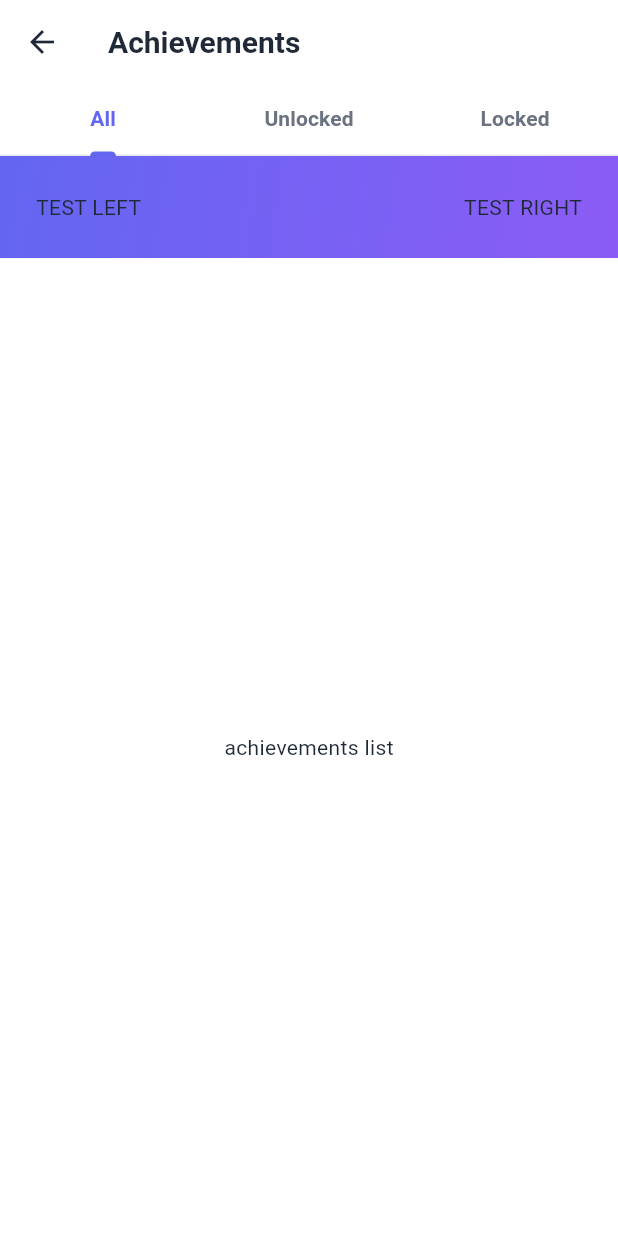
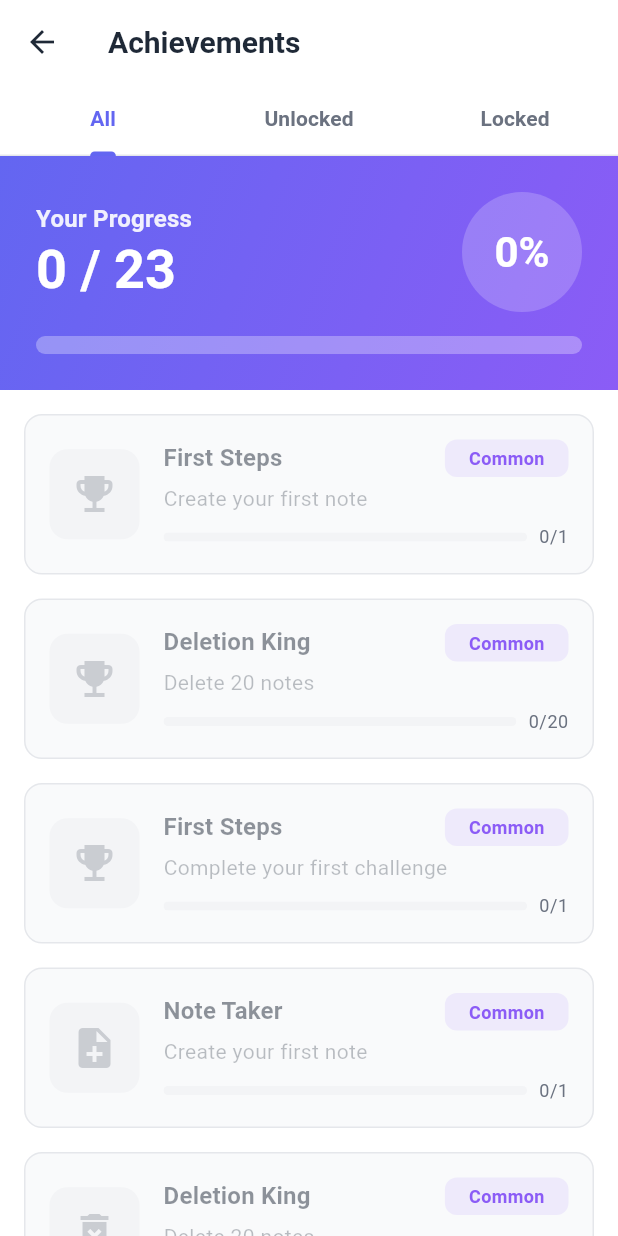
Before and after one commit to mixin27/noteventure, a Flutter app: the screen it shows after launch, after a tap on "Achievements", on a phone screen of 412 x 824 dp. Run offline on Flutter 3.47's test engine with Material 3 defaults, Android fonts, the phone set to English and light mode, and no system bars; our stand-ins replace bloc, dartz, dio, drift, equatable, flutter_bloc and 3 more; accounts and stored records are empty; generated files the repository leaves out were written again; statements that could not run were skipped; project files that could hold a hidden picture were left out.

Commit message:
feat(achievements): achievements ui and fixed xp progress update

```diff
--- a/apps/mobile/lib/app/app.dart
+++ b/apps/mobile/lib/app/app.dart
@@ -27,8 +27,9 @@ class NoteventureApp extends StatelessWidget {
           create: (context) => getIt<ProgressBloc>()..add(LoadUserProgress()),
         ),
         BlocProvider(
-          create: (context) =>
-              getIt<AchievementsBloc>()..add(LoadAchievements()),
+          create: (context) => getIt<AchievementsBloc>()
+            ..add(InitializeAchievementsEvent())
+            ..add(LoadAchievements()),
         ),
         BlocProvider(
           create: (context) => getIt<SettingsBloc>()..add(LoadSettings()),
--- a/packages/features/achievements/lib/src/presentation/bloc/achievements_bloc.dart
+++ b/packages/features/achievements/lib/src/presentation/bloc/achievements_bloc.dart
@@ -132,7 +132,10 @@ class AchievementsBloc extends Bloc<AchievementsEvent, AchievementsState> {
       // Update various challenge-related achievements
       _checkAndUpdateAchievement('first_challenge', 1);
       _checkAndUpdateAchievement('challenge_master', 1);
-      _checkAndUpdateAchievement('speed_demon', 1); // Need to check time
+      _checkAndUpdateAchievement(
+        'speed_demon',
+        1,
+      ); // todo(mixin27): Need to check time within 10sec
     }
   }
 
--- /dev/null
+++ b/packages/features/achievements/lib/src/presentation/widgets/achievement_card.dart
@@ -0,0 +1,194 @@
+import 'package:flutter/material.dart';
+import 'package:ui/ui.dart';
+
+import '../../domain/entities/achievement.dart';
+
+class AchievementCard extends StatelessWidget {
+  final Achievement achievement;
+
+  const AchievementCard({super.key, required this.achievement});
+
+  @override
+  Widget build(BuildContext context) {
+    final theme = Theme.of(context);
+
+    return CustomCard(
+      color: achievement.isUnlocked
+          ? _getRarityColor(achievement.rarity).withValues(alpha: 0.1)
+          : theme.colorScheme.surface,
+      child: Row(
+        children: [
+          // Icon
+          Container(
+            width: 60,
+            height: 60,
+            decoration: BoxDecoration(
+              color: achievement.isUnlocked
+                  ? _getRarityColor(achievement.rarity)
+                  : theme.colorScheme.surfaceContainerHighest,
+              borderRadius: BorderRadius.circular(AppSpacing.radiusMd),
+            ),
+            child: Icon(
+              _getIconData(achievement.iconName),
+              color: achievement.isUnlocked
+                  ? Colors.white
+                  : theme.colorScheme.onSurfaceVariant.withValues(alpha: 0.3),
+              size: AppSpacing.iconLg,
+            ),
+          ),
+          const SizedBox(width: AppSpacing.md),
+          // Content
+          Expanded(
+            child: Column(
+              crossAxisAlignment: CrossAxisAlignment.start,
+              children: [
+                Row(
+                  children: [
+                    Expanded(
+                      child: Text(
+                        achievement.name,
+                        style: theme.textTheme.titleMedium?.copyWith(
+                          fontWeight: FontWeight.bold,
+                          color: achievement.isUnlocked
+                              ? null
+                              : theme.colorScheme.onSurface.withValues(
+                                  alpha: 0.5,
+                                ),
+                        ),
+                      ),
+                    ),
+                    CustomBadge(
+                      text: achievement.rarity.displayName,
+                      variant: _getRarityBadgeVariant(achievement.rarity),
+                    ),
+                  ],
+                ),
+                const SizedBox(height: AppSpacing.xs),
+                Text(
+                  achievement.description,
+                  style: theme.textTheme.bodyMedium?.copyWith(
+                    color: achievement.isUnlocked
+                        ? theme.colorScheme.onSurfaceVariant
+                        : theme.colorScheme.onSurface.withValues(alpha: 0.3),
+                  ),
+                ),
+                const SizedBox(height: AppSpacing.sm),
+                if (!achievement.isUnlocked) ...[
+                  Row(
+                    children: [
+                      Expanded(
+                        child: ClipRRect(
+                          borderRadius: BorderRadius.circular(
+                            AppSpacing.radiusFull,
+                          ),
+                          child: LinearProgressIndicator(
+                            value: achievement.progressPercentage / 100,
+                            minHeight: 6,
+                            backgroundColor:
+                                theme.colorScheme.surfaceContainerHighest,
+                          ),
+                        ),
+                      ),
+                      const SizedBox(width: AppSpacing.sm),
+                      Text(
+                        '${achievement.currentProgress}/${achievement.targetValue}',
+                        style: theme.textTheme.bodySmall?.copyWith(
+                          color: theme.colorScheme.onSurfaceVariant,
+                        ),
+                      ),
+                    ],
+                  ),
+                ] else ...[
+                  Row(
+                    children: [
+                      const Icon(
+                        Icons.check_circle,
+                        size: 16,
+                        color: AppColors.success,
+                      ),
+                      const SizedBox(width: AppSpacing.xs),
+                      Text(
+                        'Unlocked',
+                        style: theme.textTheme.bodySmall?.copyWith(
+                          color: AppColors.success,
+                          fontWeight: FontWeight.bold,
+                        ),
+                      ),
+                      const Spacer(),
+                      Row(
+                        children: [
+                          const Icon(
+                            Icons.stars,
+                            size: 16,
+                            color: AppColors.warning,
+                          ),
+                          const SizedBox(width: AppSpacing.xs),
+                          Text(
+                            '+${achievement.pointReward}',
+                            style: theme.textTheme.bodySmall?.copyWith(
+                              color: AppColors.warning,
+                              fontWeight: FontWeight.bold,
+                            ),
+                          ),
+                        ],
+                      ),
+                    ],
+                  ),
+                ],
+              ],
+            ),
+          ),
+        ],
+      ),
+    );
+  }
+
+  Color _getRarityColor(AchievementRarity rarity) {
+    switch (rarity) {
+      case AchievementRarity.common:
+        return Colors.grey;
+      case AchievementRarity.rare:
+        return AppColors.info;
+      case AchievementRarity.epic:
+        return AppColors.secondary;
+      case AchievementRarity.legendary:
+        return AppColors.warning;
+    }
+  }
+
+  BadgeVariant _getRarityBadgeVariant(AchievementRarity rarity) {
+    switch (rarity) {
+      case AchievementRarity.common:
+        return BadgeVariant.secondary;
+      case AchievementRarity.rare:
+        return BadgeVariant.info;
+      case AchievementRarity.epic:
+        return BadgeVariant.primary;
+      case AchievementRarity.legendary:
+        return BadgeVariant.warning;
+    }
+  }
+
+  IconData _getIconData(String iconName) {
+    switch (iconName) {
+      case 'speed_demon':
+        return Icons.speed;
+      case 'risk_taker':
+        return Icons.casino;
+      case 'note_hoarder':
+        return Icons.inventory;
+      case 'deletion_king':
+        return Icons.delete_forever;
+      case 'first_challenge':
+        return Icons.emoji_events;
+      case 'challenge_master':
+        return Icons.military_tech;
+      case 'first_note':
+        return Icons.note_add;
+      case 'streak_master':
+        return Icons.local_fire_department;
+      default:
+        return Icons.emoji_events;
+    }
+  }
+}
--- a/packages/features/achievements/lib/src/presentation/widgets/achievements_view.dart
+++ b/packages/features/achievements/lib/src/presentation/widgets/achievements_view.dart
@@ -6,6 +6,7 @@ import '../../domain/entities/achievement.dart';
 import '../bloc/achievements_bloc.dart';
 import '../bloc/achievements_event.dart';
 import '../bloc/achievements_state.dart';
+import 'achievement_card.dart';
 
 class AchievementsView extends StatefulWidget {
   const AchievementsView({super.key});
@@ -85,7 +86,8 @@ class _AchievementsViewState extends State<AchievementsView>
   }
 
   Widget _buildProgressHeader(BuildContext context, AchievementsLoaded state) {
-    // final theme = Theme.of(context);
+    final theme = Theme.of(context);
+
     return Container(
       padding: const EdgeInsets.all(AppSpacing.lg),
       decoration: BoxDecoration(
@@ -102,13 +104,50 @@ class _AchievementsViewState extends State<AchievementsView>
             children: [
               Column(
                 crossAxisAlignment: CrossAxisAlignment.start,
-                children: [Text("TEST LEFT")],
+                children: [
+                  Text(
+                    'Your Progress',
+                    style: theme.textTheme.titleMedium?.copyWith(
+                      color: Colors.white.withValues(alpha: 0.9),
+                    ),
+                  ),
+                  Text(
+                    '${state.unlockedCount} / ${state.totalAchievements}',
+                    style: theme.textTheme.displaySmall?.copyWith(
+                      color: Colors.white,
+                      fontWeight: FontWeight.bold,
+                    ),
+                  ),
+                ],
               ),
-              Column(
-                crossAxisAlignment: CrossAxisAlignment.start,
-                children: [Text("TEST RIGHT")],
+              Container(
+                width: 80,
+                height: 80,
+                decoration: BoxDecoration(
+                  shape: BoxShape.circle,
+                  color: Colors.white.withValues(alpha: 0.2),
+                ),
+                child: Center(
+                  child: Text(
+                    '${state.completionPercentage.toInt()}%',
+                    style: theme.textTheme.headlineMedium?.copyWith(
+                      color: Colors.white,
+                      fontWeight: FontWeight.bold,
+                    ),
+                  ),
+                ),
               ),
             ],
+          ),
+          const SizedBox(height: AppSpacing.md),
+          ClipRRect(
+            borderRadius: BorderRadius.circular(AppSpacing.radiusFull),
+            child: LinearProgressIndicator(
+              value: state.completionPercentage / 100,
+              minHeight: 12,
+              backgroundColor: Colors.white.withValues(alpha: 0.3),
+              valueColor: const AlwaysStoppedAnimation(Colors.white),
+            ),
           ),
         ],
       ),
@@ -116,6 +155,25 @@ class _AchievementsViewState extends State<AchievementsView>
   }
 
   Widget _buildAchievementsList(List<Achievement> achievements) {
-    return Center(child: Text("achievements list"));
+    if (achievements.isEmpty) {
+      return const Center(
+        child: EmptyState(
+          icon: Icons.emoji_events,
+          title: 'No achievements here',
+          message: 'Keep playing to unlock achievements!',
+        ),
+      );
+    }
+
+    return ListView.builder(
+      padding: const EdgeInsets.all(AppSpacing.md),
+      itemCount: achievements.length,
+      itemBuilder: (context, index) {
+        return Padding(
+          padding: const EdgeInsets.only(bottom: AppSpacing.md),
+          child: AchievementCard(achievement: achievements[index]),
+        );
+      },
+    );
   }
 }
--- a/packages/features/challenges/lib/src/presentation/bloc/challenge_bloc.dart
+++ b/packages/features/challenges/lib/src/presentation/bloc/challenge_bloc.dart
@@ -1,5 +1,4 @@
 import 'dart:async';
-import 'dart:developer';
 
 import 'package:bloc/bloc.dart';
 import 'package:core/core.dart';
@@ -34,7 +33,6 @@ class ChallengeBloc extends Bloc<ChallengeEvent, ChallengeState> {
     // Subscribe to settings stream directly - NO EventBus!
     _settingsSubscription = watchSettings().listen((settings) {
       _currentTimeLimit = settings.challengeTimeLimit;
-      log('[ChallengeBloc]: timeLimit: $_currentTimeLimit');
 
       if (!isClosed) {
         add(UpdateTimeLimit(_currentTimeLimit));
@@ -125,6 +123,13 @@ class ChallengeBloc extends Bloc<ChallengeEvent, ChallengeState> {
             challengeType: challenge.type.name,
           ),
         );
+
+        AppEventBus().emit(
+          XpGainedEvent(
+            amount: challenge.xpReward,
+            source: 'challenge_completed',
+          ),
+        );
       } else {
         final message = MessageGenerator.getWrongMessage('random');
 
```
Also changed, not shown: packages/features/achievements/lib/src/data/datasources/achievements_local_datasource.dart (+5 -6 lines), packages/features/achievements/lib/src/presentation/widgets/achievement_unlock_dialog.dart (+110 -2 lines), packages/features/achievements/lib/src/services/achievement_tracker.dart (added, +59 -0 lines), packages/features/progress/lib/src/presentation/bloc/progress_bloc.dart (+12 -8 lines), packages/shared/database/lib/src/daos/achievements_dao.dart (+193 -0 lines), 1 other file.
